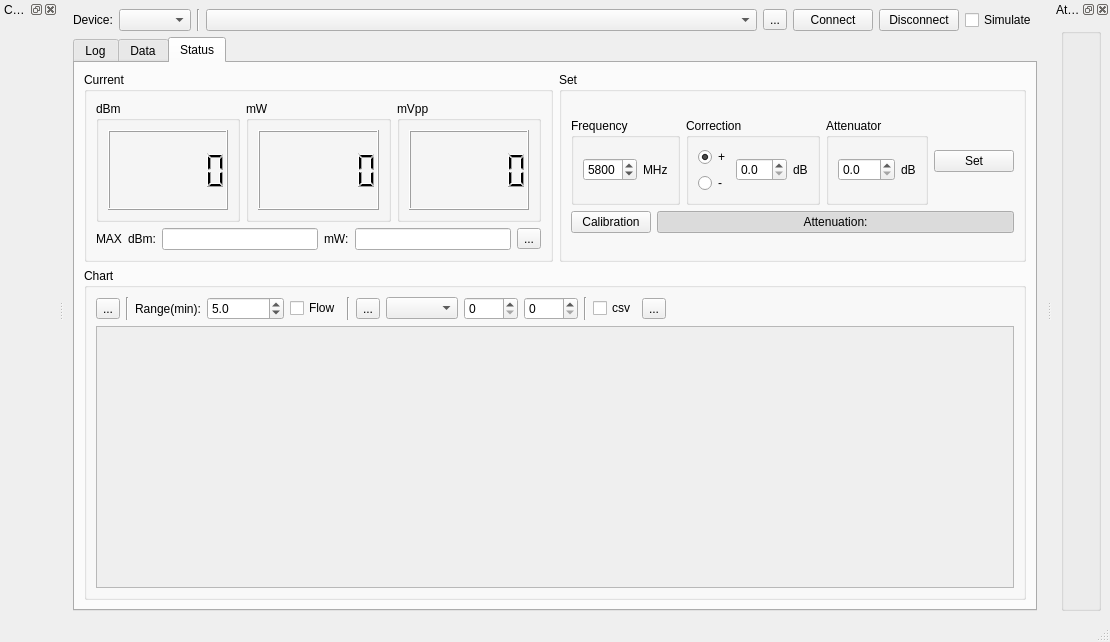
This is src/mainwindow.ui in coozoo/qtrfpowermeter as Qt 5 draws it before an edit. The edited form follows.
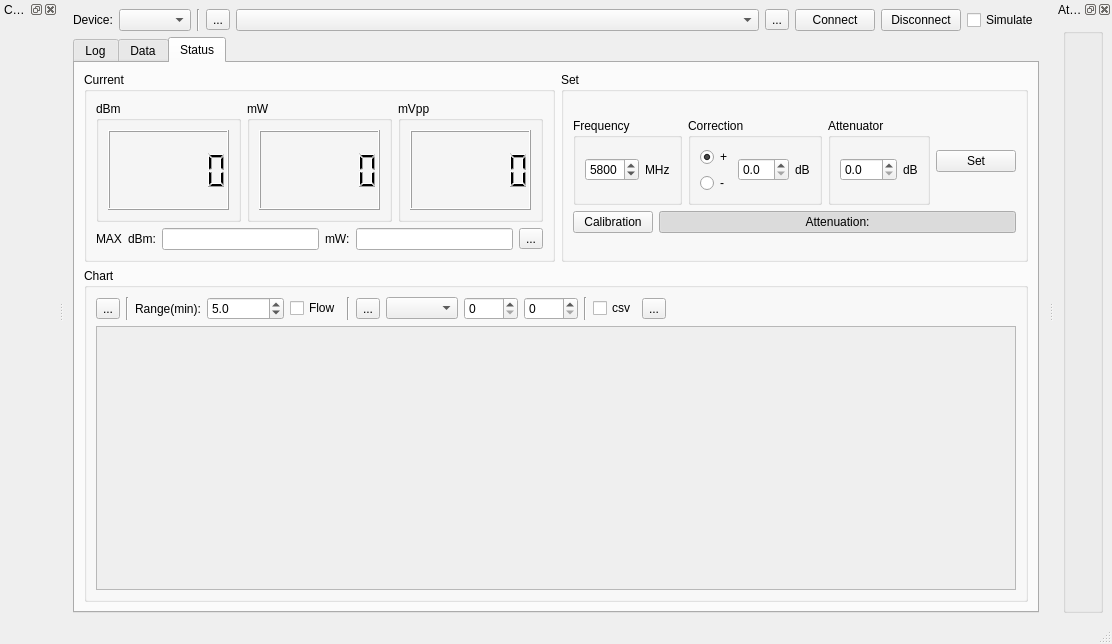
This is the edited form.

The edit to the form file:
```diff
--- a/src/mainwindow.ui
+++ b/src/mainwindow.ui
@@ -6,8 +6,8 @@
    <rect>
     <x>0</x>
     <y>0</y>
-    <width>1110</width>
-    <height>642</height>
+    <width>1112</width>
+    <height>644</height>
    </rect>
   </property>
   <property name="windowTitle">
@@ -41,6 +41,13 @@
         </property>
        </widget>
       </item>
+      <item>
+       <widget class="QToolButton" name="deviceInfo_toolButton">
+        <property name="text">
+         <string>...</string>
+        </property>
+       </widget>
+      </item>
       <item>
        <widget class="QComboBox" name="device_comboBox">
         <property name="sizePolicy">
@@ -445,8 +452,8 @@
                    <rect>
                     <x>0</x>
                     <y>0</y>
-                    <width>932</width>
-                    <height>185</height>
+                    <width>934</width>
+                    <height>187</height>
                    </rect>
                   </property>
                  </widget>
```
Left out of the diff: 2 changed lines with no effect on the pictures.
